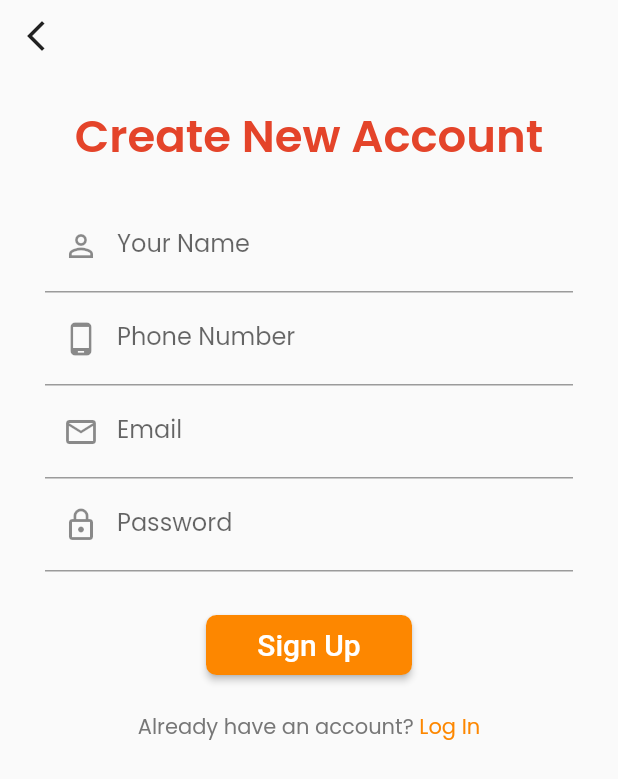
After one commit to stikom-valley/food-app, a Flutter app: the SignupPage screen opened by its route, on a phone screen of 412 x 824 dp. The commit adds this screen. Shown: the top 779 px of the screen. Run offline on Flutter 3.47's test engine with Material 2 defaults, Android fonts, the phone set to English and light mode, and no system bars; our stand-ins replace google_fonts.

Commit message:
added signup page

```diff
--- /dev/null
+++ b/lib/ui/pages/signup_page.dart
@@ -0,0 +1,125 @@
+import 'package:flutter/gestures.dart';
+import 'package:flutter/material.dart';
+import 'package:food_app/utils/app_router.dart';
+
+import '../../utils/app_color.dart';
+import '../../utils/app_typography.dart';
+import '../widgets/widgets.dart';
+
+class SignupPage extends StatefulWidget {
+  const SignupPage({Key? key}) : super(key: key);
+
+  @override
+  State<SignupPage> createState() => _SignupPageState();
+}
+
+class _SignupPageState extends State<SignupPage> {
+  TapGestureRecognizer _loginButtonTapRecognizer = TapGestureRecognizer();
+  final _formKey = GlobalKey<FormState>();
+
+
+  @override
+  void dispose() {
+    _loginButtonTapRecognizer.dispose();
+    super.dispose();
+  }
+
+  @override
+  Widget build(BuildContext context) {
+    return Scaffold(
+      body: SafeArea(
+        child: SingleChildScrollView(
+          child: Column(
+            children: [
+              Row(
+                mainAxisAlignment: MainAxisAlignment.start,
+                children: [
+                  IconButton(
+                      onPressed: () {}, icon: Icon(Icons.arrow_back_ios_new)),
+                ],
+              ),
+              SizedBox(height: 20,),
+              Text(
+                "Create New Account",
+                style: AppTypography.redw400
+                    .copyWith(fontSize: 30, fontWeight: FontWeight.w600),
+              ),
+              SizedBox(height: 20,),
+              Form(
+                key: _formKey,
+                child: Padding(
+                  padding: const EdgeInsets.symmetric(horizontal: 30),
+                  child: Column(
+                    children: [
+                      TextFormField(
+                        style: AppTypography.greyw400,
+                        decoration: InputDecoration(
+                          label: Text("Your Name"),
+                          floatingLabelStyle: AppTypography.mainw400,
+                          prefixIcon: Icon(Icons.person_outline,),
+                        ),
+                        keyboardType: TextInputType.name,
+                      ),
+                      TextFormField(
+                        style: AppTypography.greyw400,
+                        decoration: InputDecoration(
+                          label: Text("Phone Number"),
+                          floatingLabelStyle: AppTypography.mainw400,
+                          prefixIcon: Icon(Icons.phone_android),
+                        ),
+                        keyboardType: TextInputType.phone,
+                      ),
+                      TextFormField(
+                        style: AppTypography.greyw400,
+                        decoration: InputDecoration(
+                          label: Text("Email"),
+                          floatingLabelStyle: AppTypography.mainw400,
+                          prefixIcon: Icon(Icons.email_outlined),
+                        ),
+                        keyboardType: TextInputType.emailAddress,
+                      ),
+                      TextFormField(
+                        style: AppTypography.greyw400,
+                        decoration: InputDecoration(
+                          label: Text("Password"),
+                          floatingLabelStyle: AppTypography.mainw400,
+                          prefixIcon: Icon(Icons.lock_outline),
+                        ),
+                        obscureText: true,
+                      ),
+                      SizedBox(height: 25,),
+                      BaseButton(
+                          child: Text("Sign Up", style: TextStyle(fontSize: 20),),
+                          minimumSize:
+                          Size(MediaQuery.of(context).size.width / 3, 40),
+                          onTap: () {
+                            //TODO: Add Signup Functionality
+                          }),
+                    ],
+                  ),
+                ),
+              ),
+              SizedBox(height: 20,),
+              RichText(
+                  text: TextSpan(
+                      text: "Already have an account? ",
+                      style: AppTypography.greyw400,
+                      children: [
+                        TextSpan(
+                            text: "Log In",
+                            style: AppTypography.mainw400,
+                            recognizer: _loginButtonTapRecognizer
+                              ..onTap = () {
+                                Navigator.pushReplacementNamed(
+                                  context,
+                                  AppRoutes.loginPage,
+                                );
+                              })
+                      ]))
+            ],
+          ),
+        ),
+      ),
+    );
+  }
+}
--- a/lib/utils/app_router.dart
+++ b/lib/utils/app_router.dart
@@ -1,12 +1,14 @@
 import 'package:flutter/material.dart';
 import 'package:food_app/ui/pages/login_page.dart';
 import 'package:food_app/ui/pages/pages.dart';
+
+import '../ui/pages/signup_page.dart';
 
 abstract class AppRoutes {
   static const String examplePage = "example_page";
   static const String mainPage = "main_page";
   static const String loginPage = "login_page";
-  static const String registrationPage = "registration_page";
+  static const String signupPage = "signup_page";
 }
 
 class AppRouter {
@@ -22,6 +24,9 @@ class AppRouter {
       case AppRoutes.loginPage:
         screen = const LoginPage();
         break;
+      case AppRoutes.signupPage:
+        screen = const SignupPage();
+        break;
       case AppRoutes.mainPage:
         screen = const MainPage();
         break;
```
